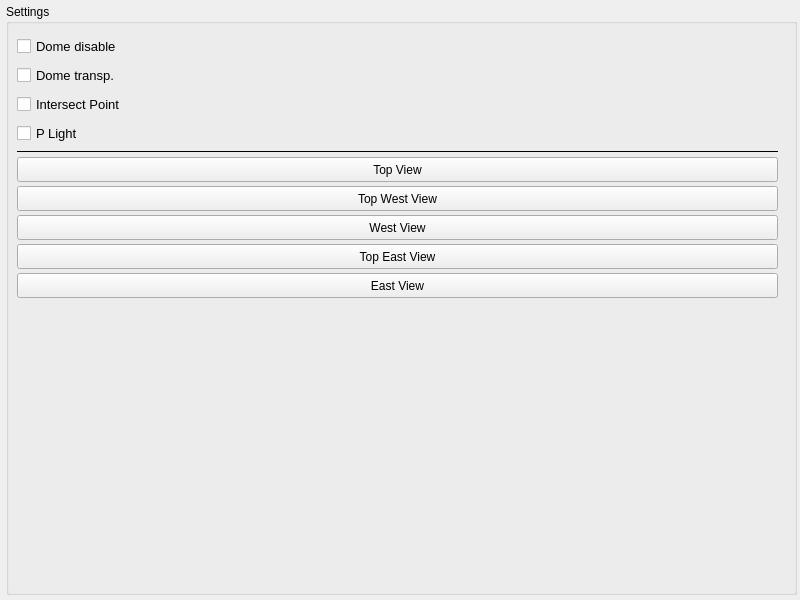
Above: mw4/gui/widgets/simulator.ui from mworion/MountWizzard4 before the change. Below: the same form after it.
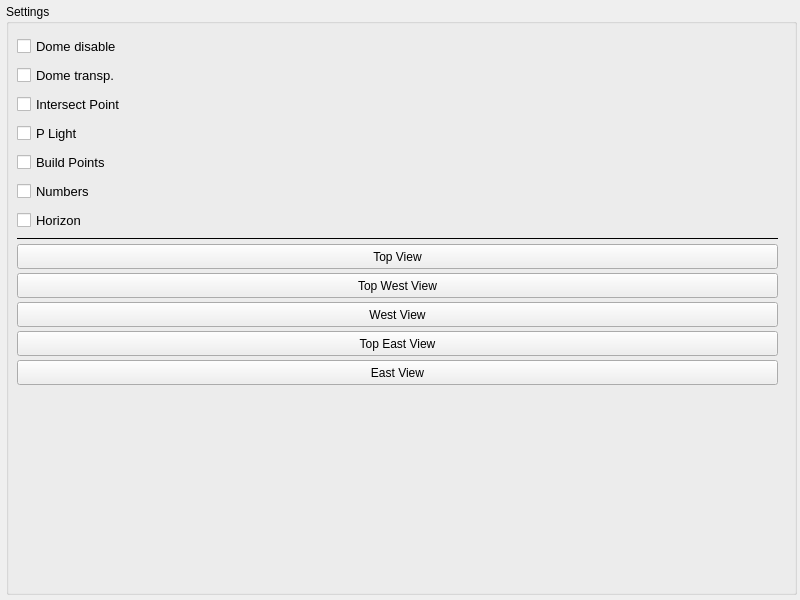
That is the form after the change.

Commit message: adding build points and numbers and gui

```diff
--- a/mw4/gui/widgets/simulator.ui
+++ b/mw4/gui/widgets/simulator.ui
@@ -81,7 +81,7 @@
       <property name="large" stdset="0">
        <bool>true</bool>
       </property>
-      <layout class="QVBoxLayout" name="verticalLayout" stretch="0,0,0,0,0,0,0,0,0,0,0">
+      <layout class="QVBoxLayout" name="verticalLayout" stretch="0,0,0,0,0,0,0,0,0,0,0,0,0,0">
        <property name="spacing">
         <number>4</number>
        </property>
@@ -181,6 +181,60 @@
          </property>
         </widget>
        </item>
+       <item>
+        <widget class="QCheckBox" name="checkShowBuildPoints">
+         <property name="minimumSize">
+          <size>
+           <width>0</width>
+           <height>25</height>
+          </size>
+         </property>
+         <property name="font">
+          <font>
+           <pointsize>10</pointsize>
+          </font>
+         </property>
+         <property name="text">
+          <string>Build Points</string>
+         </property>
+        </widget>
+       </item>
+       <item>
+        <widget class="QCheckBox" name="checkShowNumbers">
+         <property name="minimumSize">
+          <size>
+           <width>0</width>
+           <height>25</height>
+          </size>
+         </property>
+         <property name="font">
+          <font>
+           <pointsize>10</pointsize>
+          </font>
+         </property>
+         <property name="text">
+          <string>Numbers</string>
+         </property>
+        </widget>
+       </item>
+       <item>
+        <widget class="QCheckBox" name="checkShowHorizon">
+         <property name="minimumSize">
+          <size>
+           <width>0</width>
+           <height>25</height>
+          </size>
+         </property>
+         <property name="font">
+          <font>
+           <pointsize>10</pointsize>
+          </font>
+         </property>
+         <property name="text">
+          <string>Horizon</string>
+         </property>
+        </widget>
+       </item>
        <item>
         <widget class="Line" name="line">
          <property name="frameShadow">
```
Left out of the diff: 2 changed lines with no effect on the pictures. The commit also changes 1 other file.
